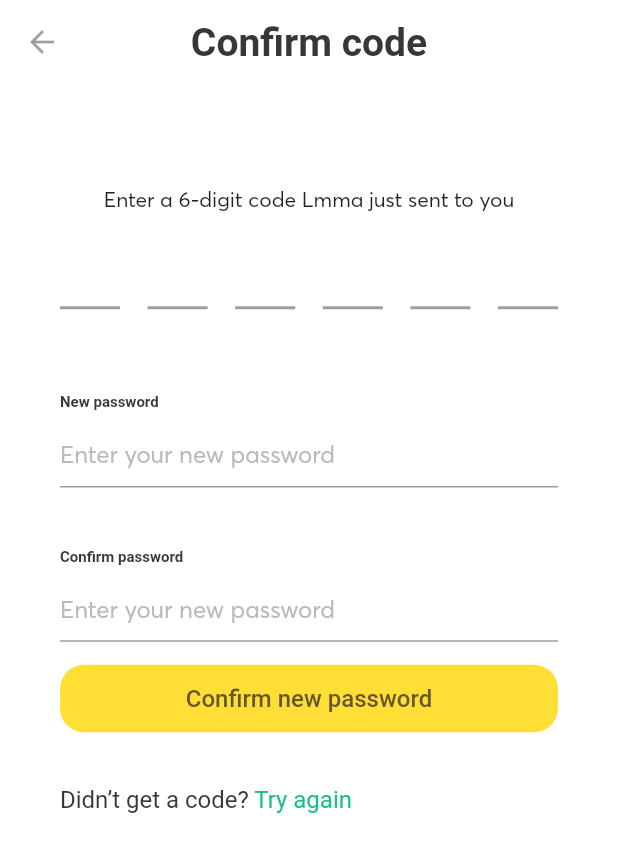
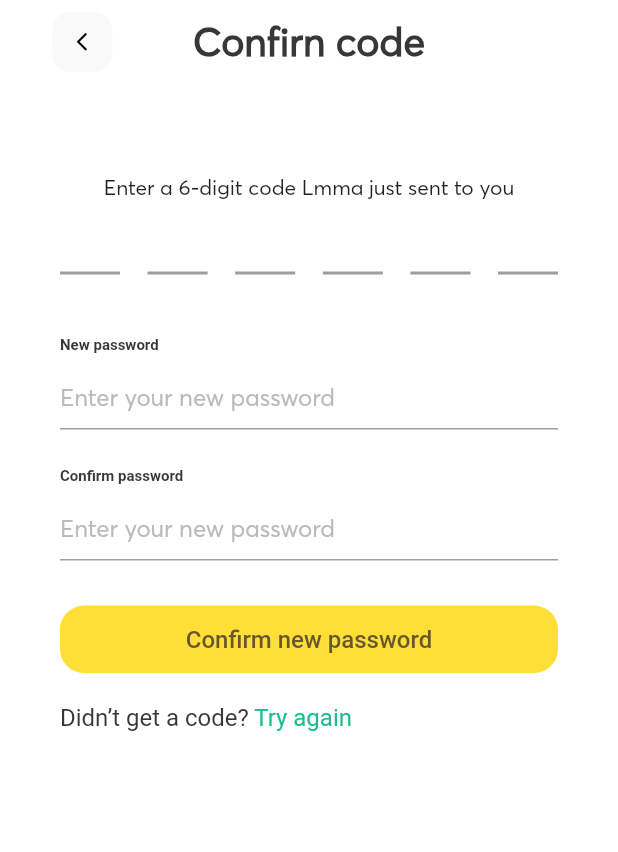
Before and after one commit to ilicina1/lmma_box, a Flutter app: the ConfirmCodePage screen opened directly, on a phone screen of 412 x 824 dp. Shown: the top 852 px of the screen. Run offline on Flutter 3.47's test engine with Material 2 defaults, Android fonts, the phone set to English and light mode, and no system bars; drawn by our look-alikes of pin_code_fields; our stand-ins replace cool_alert, webview_flutter; missing offline and left inert: amazon_cognito_identity_dart_2, amplify_auth_cognito, amplify_flutter, flutter_session, international_phone_input, keyboard_visibility; Roboto replaces fonts that are missing (Averta CY); project files that could hold a hidden picture were left out.

Commit message:
ispravljanje greske kod password fielda i izmjena layouta na reset password screenu

```diff
--- a/lib/providers/form_signin_notifier.dart
+++ b/lib/providers/form_signin_notifier.dart
@@ -14,7 +14,7 @@ class FormSignInNotifier extends ChangeNotifier {
   TextEditingController _passwordConfirmController = TextEditingController();
   TextEditingController _confirmationCodeController = TextEditingController();
   FocusNode _focusNode = FocusNode();
-  // FocusNode _focusNodeConfirm = FocusNode();
+  FocusNode _focusNodeConfirm = FocusNode();
   String _controller = "";
 
   bool _obscureText = true;
@@ -31,7 +31,7 @@ class FormSignInNotifier extends ChangeNotifier {
   TextEditingController get confirmationCodeController =>
       _confirmationCodeController;
   FocusNode get focusNode => _focusNode;
-  // FocusNode get focusNodeConfirm => _focusNodeConfirm;
+  FocusNode get focusNodeConfirm => _focusNodeConfirm;
   String get controller => _controller;
 
   bool get obscureText => _obscureText;
@@ -68,18 +68,13 @@ class FormSignInNotifier extends ChangeNotifier {
     notifyListeners();
   }
 
-  void togglePasswordView() {
-    _obscureText = !_obscureText;
+  void togglePasswordViewInVisibleSecond() {
+    _obscureTextSecond = !_obscureTextSecond;
+    focusNodeConfirm.unfocus();
+    focusNodeConfirm.canRequestFocus = false;
+
     notifyListeners();
   }
-
-  // void togglePasswordViewInVisibleSecond() {
-  //   _obscureTextSecond = !_obscureTextSecond;
-  //   focusNodeConfirm.unfocus();
-  //   focusNodeConfirm.canRequestFocus = false;
-
-  //   notifyListeners();
-  // }
 
   void togglePasswordViewSecond() {
     _obscureTextSecond = !_obscureTextSecond;
--- a/lib/view/signin_screen/pages/confirm_code.dart
+++ b/lib/view/signin_screen/pages/confirm_code.dart
@@ -5,6 +5,7 @@ import 'package:lmma_box/view/signin_screen/widgets/confirm_code_widgets/form_co
 import 'package:lmma_box/view/signin_screen/widgets/confirm_code_widgets/form_password.dart';
 import 'package:lmma_box/view/signin_screen/widgets/confirm_code_widgets/pin_container2.dart';
 import 'package:lmma_box/view/signin_screen/widgets/confirm_code_widgets/text_rich.dart';
+import 'package:lmma_box/view/signin_screen/widgets/reset_password_widgets/app_bar_resetpw.dart';
 
 class ConfirmCodePage extends StatelessWidget {
   final GlobalKey<ScaffoldState> _scaffoldKey = GlobalKey<ScaffoldState>();
@@ -15,23 +16,15 @@ class ConfirmCodePage extends StatelessWidget {
     return Scaffold(
       key: _scaffoldKey,
       backgroundColor: Colors.white,
-      appBar: AppBar(
-        centerTitle: true, // this is all you need
-        elevation: 0,
-        backgroundColor: Colors.white,
-        automaticallyImplyLeading: true,
-        leading: IconButton(
-          icon: Icon(Icons.arrow_back),
-          color: Colors.black38,
-          onPressed: () => Navigator.pop(context, true),
-        ),
-        title: Text(
-          "Confirm code",
-          style: confirmHeader,
+      body: Container(
+        child: ListView(children: [
+          SafeArea(
+            child: Padding(
+              padding: const EdgeInsets.all(8.0),
+              child: AppBarWithIconBack(context, "Confirn code"),
             ),
           ),
-      body: Container(
-        height: MediaQuery.of(context).size.height * 0.6,
+          Padding(
             padding: EdgeInsets.only(top: 60, left: 40, right: 40),
             child: Form(
               key: _formKey,
@@ -42,12 +35,17 @@ class ConfirmCodePage extends StatelessWidget {
                   PinContainer2(),
                   PasswordForm(_scaffoldKey),
                   PasswordConfirmForm(_scaffoldKey),
-              ButtonConfirm(_formKey, _scaffoldKey),
+                  Padding(
+                    padding: const EdgeInsets.only(top: 30.0),
+                    child: ButtonConfirm(_formKey, _scaffoldKey),
+                  ),
                   TextRich(),
                 ],
               ),
             ),
           ),
+        ]),
+      ),
     );
   }
 }
--- a/lib/view/signin_screen/widgets/confirm_code_widgets/form_confirm_password.dart
+++ b/lib/view/signin_screen/widgets/confirm_code_widgets/form_confirm_password.dart
@@ -1,16 +1,37 @@
 import 'package:flutter/material.dart';
+import 'package:keyboard_visibility/keyboard_visibility.dart';
 import 'package:lmma_box/providers/form_signin_notifier.dart';
 import 'package:lmma_box/viewModel/validate_password_viewModel.dart';
 import 'package:provider/provider.dart';
 import 'package:lmma_box/utils/style/styles.dart';
 
-// ignore: must_be_immutable
-class PasswordConfirmForm extends StatelessWidget {
+class PasswordConfirmForm extends StatefulWidget {
   var _scaffoldKey;
   PasswordConfirmForm(this._scaffoldKey);
   @override
+  _PasswordConfirmFormState createState() => _PasswordConfirmFormState();
+}
+
+class _PasswordConfirmFormState extends State<PasswordConfirmForm> {
+  var pom = false;
+
+  @override
   Widget build(BuildContext context) {
     var controllers = context.watch<FormSignInNotifier>();
+
+    KeyboardVisibilityNotification().addNewListener(
+      onChange: (bool visible) {
+        if (visible) {
+          setState(() {
+            pom = true;
+          });
+        } else {
+          setState(() {
+            pom = false;
+          });
+        }
+      },
+    );
 
     return Padding(
       padding: MediaQuery.of(context).size.width < 380
@@ -26,19 +47,22 @@ class PasswordConfirmForm extends StatelessWidget {
                 : labelaStyle,
           ),
           TextFormField(
+            focusNode: controllers.focusNodeConfirm,
             obscureText: controllers.obscureTextSecond,
             validator: (value) {
               if (ConfirmPassword(
                       value,
                       controllers.passwordResetController.text.trim(),
-                      _scaffoldKey) ==
+                      widget._scaffoldKey) ==
                   false) return "Please enter your password";
               return null;
             },
             controller: controllers.passwordConfirmController,
             decoration: InputDecoration(
               suffix: InkWell(
-                onTap: controllers.togglePasswordViewSecond,
+                onTap: pom == false
+                    ? controllers.togglePasswordViewInVisibleSecond
+                    : controllers.togglePasswordViewSecond,
                 child: controllers.obscureTextSecond
                     ? Icon(
                         Icons.visibility,
--- a/lib/view/signin_screen/widgets/confirm_code_widgets/form_password.dart
+++ b/lib/view/signin_screen/widgets/confirm_code_widgets/form_password.dart
@@ -1,16 +1,37 @@
 import 'package:flutter/material.dart';
+import 'package:keyboard_visibility/keyboard_visibility.dart';
 import 'package:lmma_box/providers/form_signin_notifier.dart';
 import 'package:lmma_box/viewModel/validate_password_viewModel.dart';
 import 'package:provider/provider.dart';
 import 'package:lmma_box/utils/style/styles.dart';
 
-// ignore: must_be_immutable
-class PasswordForm extends StatelessWidget {
+class PasswordForm extends StatefulWidget {
   var _scaffoldKey;
   PasswordForm(this._scaffoldKey);
   @override
+  _PasswordFormState createState() => _PasswordFormState();
+}
+
+class _PasswordFormState extends State<PasswordForm> {
+  var pom = false;
+
+  @override
   Widget build(BuildContext context) {
     var controllers = context.watch<FormSignInNotifier>();
+
+    KeyboardVisibilityNotification().addNewListener(
+      onChange: (bool visible) {
+        if (visible) {
+          setState(() {
+            pom = true;
+          });
+        } else {
+          setState(() {
+            pom = false;
+          });
+        }
+      },
+    );
 
     return Padding(
       padding: MediaQuery.of(context).size.width < 380
@@ -26,16 +47,19 @@ class PasswordForm extends StatelessWidget {
                 : labelaStyle,
           ),
           TextFormField(
+            focusNode: controllers.focusNode,
             obscureText: controllers.obscureText,
             validator: (value) {
-              if (ValidatePasswordModel(value, _scaffoldKey) == false)
+              if (ValidatePasswordModel(value, widget._scaffoldKey) == false)
                 return "Please enter your password.";
               return null;
             },
             controller: controllers.passwordResetController,
             decoration: InputDecoration(
               suffix: InkWell(
-                onTap: controllers.togglePasswordView,
+                onTap: pom == false
+                    ? controllers.togglePasswordViewInVisible
+                    : controllers.togglePasswordViewVisible,
                 child: controllers.obscureText
                     ? Icon(
                         Icons.visibility,
@@ -57,3 +81,71 @@ class PasswordForm extends StatelessWidget {
     );
   }
 }
+
+// ignore: must_be_immutable
+// class PasswordForm extends StatelessWidget {
+//   var _scaffoldKey;
+//   var pom = false;
+//   PasswordForm(this._scaffoldKey);
+//   @override
+//   Widget build(BuildContext context) {
+//     var controllers = context.watch<FormSignInNotifier>();
+
+//     KeyboardVisibilityNotification().addNewListener(
+//       onChange: (bool visible) {
+//         if (visible) {
+//           pom = true;
+//         } else {
+//           pom = false;
+//         }
+//         print("ovo je pom $pom");
+//       },
+//     );
+
+//     return Padding(
+//       padding: MediaQuery.of(context).size.width < 380
+//           ? const EdgeInsets.only(top: 30.0)
+//           : const EdgeInsets.only(top: 30.0),
+//       child: Column(
+//         crossAxisAlignment: CrossAxisAlignment.start,
+//         children: [
+//           Text(
+//             "New password",
+//             style: MediaQuery.of(context).size.width < 470
+//                 ? labelaStyleSmall
+//                 : labelaStyle,
+//           ),
+//           TextFormField(
+//             obscureText: controllers.obscureText,
+//             validator: (value) {
+//               if (ValidatePasswordModel(value, _scaffoldKey) == false)
+//                 return "Please enter your password.";
+//               return null;
+//             },
+//             controller: controllers.passwordResetController,
+//             decoration: InputDecoration(
+//               suffix: InkWell(
+//                 onTap: pom == false
+//                     ? controllers.togglePasswordViewInVisible
+//                     : controllers.togglePasswordViewVisible,
+//                 child: controllers.obscureText
+//                     ? Icon(
+//                         Icons.visibility,
+//                         color: Color(0xFF8B8B8B),
+//                       )
+//                     : Icon(
+//                         Icons.visibility_off,
+//                         color: Color(0xFF8B8B8B),
+//                       ),
+//               ),
+//               hintText: 'Enter your new password',
+//               hintStyle: hintStyle,
+//               focusedBorder: focused,
+//               border: border,
+//             ),
+//           ),
+//         ],
+//       ),
+//     );
+//   }
+// }
```
Also changed, not shown: lib/view/signin_screen/widgets/login_widgets/password_field.dart (+19 -1 lines). Lines whose indentation alone changed are shown as unchanged.
